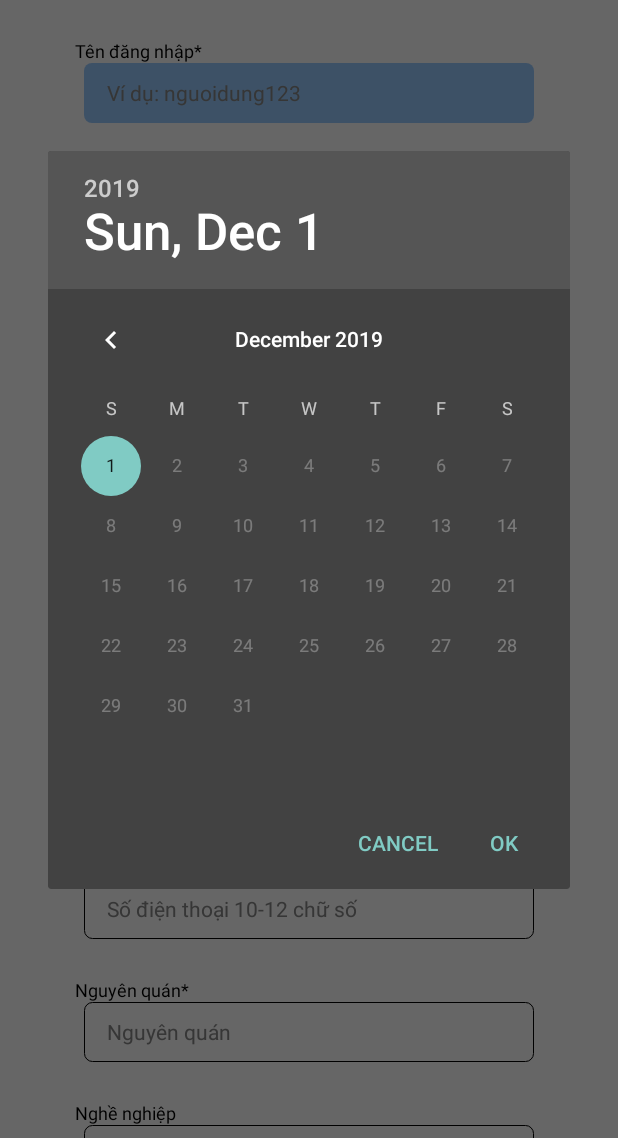
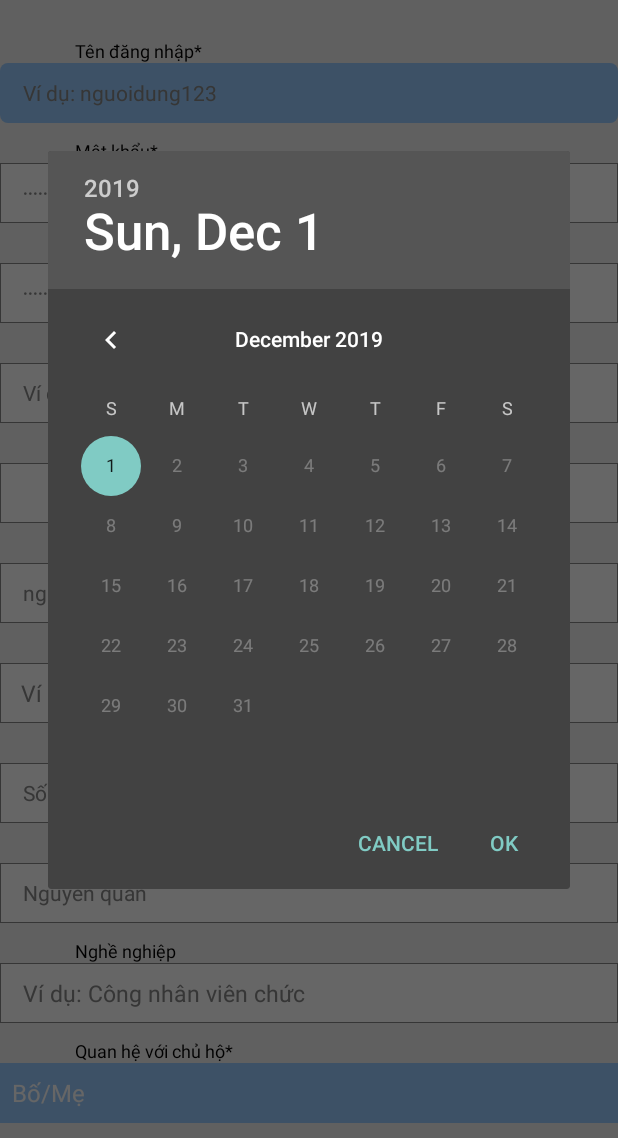
Before and after one commit to hieplh/ApartmentCitizenApp, an Android app: the RegisterActivity screen opened directly, with no data from a screen before it, after a tap on an icon or button, on a phone screen of 412 x 824 dp, the part 98-1236 px from its top. Run offline under Robolectric (Android 15) with nearby library versions, the phone set to English and light mode, and no system bars; Roboto replaces fonts that are not available here.

Commit message:
Change layout

```diff
--- a/app/src/main/res/drawable/edittext_frame.xml
+++ b/app/src/main/res/drawable/edittext_frame.xml
@@ -2,17 +2,17 @@
 <selector xmlns:android="http://schemas.android.com/apk/res/android">
     <item android:state_focused="true">
         <shape android:shape="rectangle">
+
             <solid android:color="@color/blue_hover"/>
             <corners android:radius="5dp"/>
         </shape>
     </item>
     <item android:state_focused="false">
         <shape android:shape="rectangle">
-            <size android:width="300dp"/>
+            <solid android:color="@color/white"/>
             <stroke
                 android:width="0.25dp"
-                android:color="@color/black"/>
-            <corners android:radius="5dp"/>
+                android:color="@color/gray_holder_login"/>
         </shape>
     </item>
 </selector>
--- a/app/src/main/res/layout/activity_register_info.xml
+++ b/app/src/main/res/layout/activity_register_info.xml
@@ -4,7 +4,7 @@
     xmlns:tools="http://schemas.android.com/tools"
     android:layout_width="match_parent"
     android:layout_height="match_parent"
-    android:background="@color/white"
+    android:background="@color/gray_reg_frame"
     tools:context=".register.RegisterActivity">
 
     <TableLayout
@@ -67,7 +67,7 @@
                 />
             <EditText
                 android:id="@+id/edit_register_username"
-                android:layout_width="300dp"
+                android:layout_width="match_parent"
                 android:layout_height="40dp"
                 android:hint="Ví dụ: nguoidung123"
                 android:textSize="14dp"
@@ -83,13 +83,13 @@
                 android:layout_height="wrap_content"
                 android:text="Mật khẩu*"
                 android:textColor="@color/black"
-                android:layout_marginTop="25dp"
+                android:layout_marginTop="10dp"
                 android:textSize="12dp"
                 android:layout_gravity="left"
                 android:layout_marginLeft="50dp"/>
             <EditText
                 android:id="@+id/edit_register_password"
-                android:layout_width="300dp"
+                android:layout_width="match_parent"
                 android:layout_height="40dp"
                 android:hint="⋅⋅⋅⋅⋅⋅"
                 android:textSize="14dp"
@@ -107,13 +107,13 @@
                 android:layout_height="wrap_content"
                 android:text="Xác nhận lại mật khẩu*"
                 android:textColor="@color/black"
-                android:layout_marginTop="25dp"
+                android:layout_marginTop="10dp"
                 android:textSize="12dp"
                 android:layout_gravity="left"
                 android:layout_marginLeft="50dp"/>
             <EditText
                 android:id="@+id/edit_register_confirmpassword"
-                android:layout_width="300dp"
+                android:layout_width="match_parent"
                 android:layout_height="40dp"
                 android:hint="⋅⋅⋅⋅⋅⋅"
                 android:inputType="textPassword"
@@ -130,13 +130,13 @@
                 android:layout_height="wrap_content"
                 android:text="Họ và tên*"
                 android:textColor="@color/black"
-                android:layout_marginTop="15dp"
+                android:layout_marginTop="10dp"
                 android:textSize="12dp"
                 android:layout_gravity="left"
                 android:layout_marginLeft="50dp"/>
             <EditText
                 android:id="@+id/edit_register_fullname"
-                android:layout_width="300dp"
+                android:layout_width="match_parent"
                 android:layout_height="40dp"
                 android:hint="Ví dụ: Nguyễn Văn A"
                 android:paddingLeft="15dp"
@@ -152,13 +152,13 @@
                 android:layout_height="wrap_content"
                 android:text="Giới tính*"
                 android:textColor="@color/black"
-                android:layout_marginTop="15dp"
+                android:layout_marginTop="10dp"
                 android:textSize="12dp"
                 android:layout_gravity="left"
                 android:layout_marginLeft="50dp"/>
             <RadioGroup
                         android:background="@drawable/edittext_frame"
-                        android:layout_width="300dp"
+                        android:layout_width="match_parent"
                         android:layout_height="40dp"
                         android:id="@+id/rdGender"
                         android:orientation="horizontal"
@@ -190,13 +190,13 @@
                 android:layout_height="wrap_content"
                 android:text="Ngày sinh"
                 android:textColor="@color/black"
-                android:layout_marginTop="15dp"
+                android:layout_marginTop="10dp"
                 android:textSize="12dp"
                 android:layout_gravity="left"
                 android:layout_marginLeft="50dp"/>
             <Button
                 android:id="@+id/edit_register_birthday"
-                android:layout_width="300dp"
+                android:layout_width="match_parent"
                 android:layout_height="40dp"
                 android:hint="ngày/tháng/năm"
                 android:gravity="left|center_vertical"
@@ -214,13 +214,13 @@
                 android:layout_height="wrap_content"
                 android:text="Email*"
                 android:textColor="@color/black"
-                android:layout_marginTop="25dp"
+                android:layout_marginTop="10dp"
                 android:textSize="12dp"
                 android:layout_gravity="left"
                 android:layout_marginLeft="50dp"/>
             <EditText
                 android:id="@+id/edit_register_email"
-                android:layout_width="300dp"
+                android:layout_width="match_parent"
                 android:layout_height="40dp"
                 android:hint="Ví dụ example@gmail.com"
                 android:textSize="15dp"
@@ -236,13 +236,13 @@
                 android:layout_height="wrap_content"
                 android:text="Số điện thoại"
                 android:textColor="@color/black"
-                android:layout_marginTop="25dp"
+                android:layout_marginTop="10dp"
                 android:textSize="12dp"
                 android:layout_gravity="left"
                 android:layout_marginLeft="50dp"/>
             <EditText
                 android:id="@+id/edit_register_phone"
-                android:layout_width="300dp"
+                android:layout_width="match_parent"
                 android:layout_height="40dp"
                 android:hint="Số điện thoại 10-12 chữ số"
                 android:inputType="number"
@@ -259,13 +259,13 @@
                 android:layout_height="wrap_content"
                 android:text="Nguyên quán*"
                 android:textColor="@color/black"
-                android:layout_marginTop="25dp"
+                android:layout_marginTop="10dp"
                 android:textSize="12dp"
                 android:layout_gravity="left"
                 android:layout_marginLeft="50dp"/>
             <EditText
                 android:id="@+id/edit_register_country"
-                android:layout_width="300dp"
+                android:layout_width="match_parent"
                 android:layout_height="40dp"
                 android:hint="Nguyên quán"
                 android:textSize="14dp"
@@ -281,13 +281,13 @@
                 android:layout_height="wrap_content"
                 android:text="Nghề nghiệp"
                 android:textColor="@color/black"
-                android:layout_marginTop="25dp"
+                android:layout_marginTop="10dp"
                 android:textSize="12dp"
                 android:layout_gravity="left"
                 android:layout_marginLeft="50dp"/>
             <EditText
                 android:id="@+id/edit_register_job"
-                android:layout_width="300dp"
+                android:layout_width="match_parent"
                 android:layout_height="40dp"
                 android:hint="Ví dụ: Công nhân viên chức"
                 android:textSize="15dp"
@@ -303,13 +303,13 @@
                 android:layout_height="wrap_content"
                 android:text="Quan hệ với chủ hộ*"
                 android:textColor="@color/black"
-                android:layout_marginTop="25dp"
+                android:layout_marginTop="10dp"
                 android:textSize="12dp"
                 android:layout_gravity="left"
                 android:layout_marginLeft="50dp"/>
             <Spinner
                 android:id="@+id/spinner_relationship"
-                android:layout_width="300dp"
+                android:layout_width="match_parent"
                 android:layout_height="40dp"
                 android:spinnerMode="dropdown"
                 android:background="@drawable/edittext_frame"
@@ -324,13 +324,13 @@
                 android:layout_height="wrap_content"
                 android:text="Số chứng minh thư/thẻ căn cước*"
                 android:textColor="@color/black"
-                android:layout_marginTop="25dp"
+                android:layout_marginTop="10dp"
                 android:textSize="12dp"
                 android:layout_gravity="left"
                 android:layout_marginLeft="50dp"/>
             <EditText
                 android:id="@+id/edit_register_identity_card_number"
-                android:layout_width="300dp"
+                android:layout_width="match_parent"
                 android:layout_height="40dp"
                 android:hint="Số chứng minh/thẻ căn cước"
                 android:inputType="number"
```
